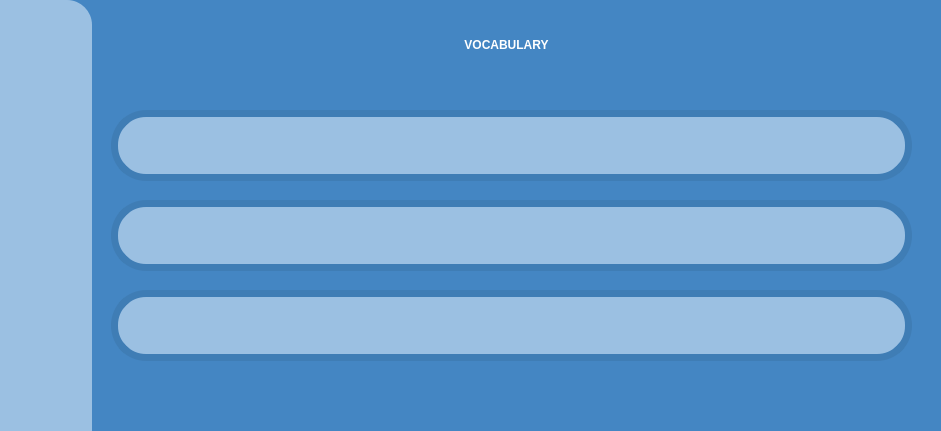
Old version of the form AGUniverse/presentationLayer/vocabulary.ui in the repository codingburgas/sprint-eschool-ag-universe; both pictures show x 159 to 1100 and y 0 to 431 of the 1100 by 720 pixel window.
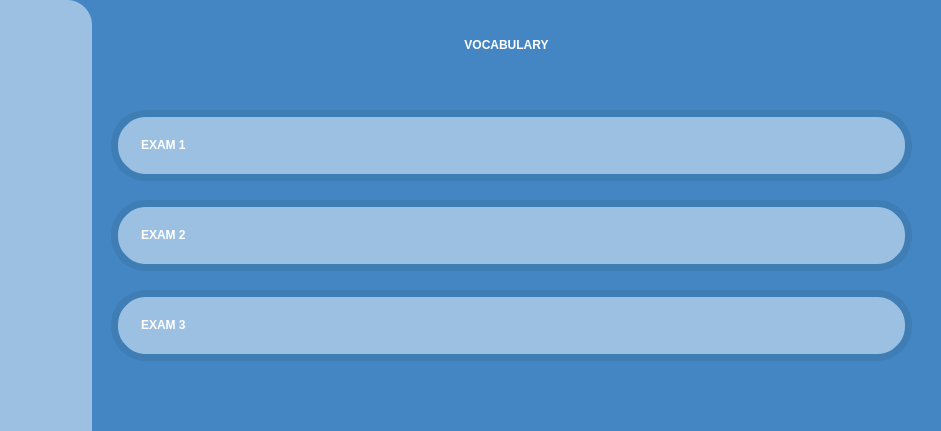
New version of the form. Icons and pictures are not drawn.

Commit message: Complete english exams (Close #30)

The edit to the form file:
```diff
--- a/AGUniverse/presentationLayer/vocabulary.ui
+++ b/AGUniverse/presentationLayer/vocabulary.ui
@@ -413,12 +413,132 @@
     <string/>
    </property>
   </widget>
+  <widget class="QLabel" name="Exam1Label">
+   <property name="geometry">
+    <rect>
+     <x>300</x>
+     <y>100</y>
+     <width>451</width>
+     <height>91</height>
+    </rect>
+   </property>
+   <property name="whatsThis">
+    <string>&lt;html&gt;&lt;head/&gt;&lt;body&gt;&lt;p&gt;EXAM 1&lt;/p&gt;&lt;/body&gt;&lt;/html&gt;</string>
+   </property>
+   <property name="styleSheet">
+    <string notr="true">color:white;
+font-weight:bold;
+font: 45pt &quot;Aura&quot;;</string>
+   </property>
+   <property name="text">
+    <string>&lt;html&gt;&lt;head/&gt;&lt;body&gt;&lt;p&gt;EXAM 1&lt;/p&gt;&lt;/body&gt;&lt;/html&gt;</string>
+   </property>
+  </widget>
+  <widget class="QLabel" name="Exam1Label_2">
+   <property name="geometry">
+    <rect>
+     <x>300</x>
+     <y>190</y>
+     <width>451</width>
+     <height>91</height>
+    </rect>
+   </property>
+   <property name="whatsThis">
+    <string>&lt;html&gt;&lt;head/&gt;&lt;body&gt;&lt;p&gt;EXAM 1&lt;/p&gt;&lt;/body&gt;&lt;/html&gt;</string>
+   </property>
+   <property name="styleSheet">
+    <string notr="true">color:white;
+font-weight:bold;
+font: 45pt &quot;Aura&quot;;</string>
+   </property>
+   <property name="text">
+    <string>&lt;html&gt;&lt;head/&gt;&lt;body&gt;&lt;p&gt;EXAM 2&lt;/p&gt;&lt;/body&gt;&lt;/html&gt;</string>
+   </property>
+  </widget>
+  <widget class="QLabel" name="Exam1Label_3">
+   <property name="geometry">
+    <rect>
+     <x>300</x>
+     <y>280</y>
+     <width>451</width>
+     <height>91</height>
+    </rect>
+   </property>
+   <property name="whatsThis">
+    <string>&lt;html&gt;&lt;head/&gt;&lt;body&gt;&lt;p&gt;EXAM 1&lt;/p&gt;&lt;/body&gt;&lt;/html&gt;</string>
+   </property>
+   <property name="styleSheet">
+    <string notr="true">color:white;
+font-weight:bold;
+font: 45pt &quot;Aura&quot;;</string>
+   </property>
+   <property name="text">
+    <string>&lt;html&gt;&lt;head/&gt;&lt;body&gt;&lt;p&gt;EXAM 3&lt;/p&gt;&lt;/body&gt;&lt;/html&gt;</string>
+   </property>
+  </widget>
+  <widget class="QPushButton" name="vocabularyButton1">
+   <property name="geometry">
+    <rect>
+     <x>280</x>
+     <y>120</y>
+     <width>781</width>
+     <height>51</height>
+    </rect>
+   </property>
+   <property name="styleSheet">
+    <string notr="true">background-color:rgba(0, 0, 0, 0);
+border-radius:35px;</string>
+   </property>
+   <property name="text">
+    <string/>
+   </property>
+  </widget>
+  <widget class="QPushButton" name="vocabularyButton2">
+   <property name="geometry">
+    <rect>
+     <x>280</x>
+     <y>210</y>
+     <width>781</width>
+     <height>51</height>
+    </rect>
+   </property>
+   <property name="styleSheet">
+    <string notr="true">background-color:rgba(0, 0, 0, 0);
+border-radius:35px;</string>
+   </property>
+   <property name="text">
+    <string/>
+   </property>
+  </widget>
+  <widget class="QPushButton" name="vocabularyButton3">
+   <property name="geometry">
+    <rect>
+     <x>280</x>
+     <y>300</y>
+     <width>781</width>
+     <height>51</height>
+    </rect>
+   </property>
+   <property name="styleSheet">
+    <string notr="true">background-color:rgba(0, 0, 0, 0);
+border-radius:35px;</string>
+   </property>
+   <property name="text">
+    <string/>
+   </property>
+  </widget>
   <zorder>backgroundblue_bg</zorder>
   <zorder>exam1</zorder>
   <zorder>exam2</zorder>
   <zorder>exam3</zorder>
   <zorder>titleLabel</zorder>
   <zorder>frame_2</zorder>
+  <zorder>Exam1Label</zorder>
+  <zorder>Exam1Label_2</zorder>
+  <zorder>Exam1Label_3</zorder>
+  <zorder>vocabularyButton1</zorder>
+  <zorder>vocabularyButton2</zorder>
+  <zorder>vocabularyButton3</zorder>
  </widget>
  <resources>
   <include location="../resources.qrc"/>
```
The commit also changes 28 other files.
